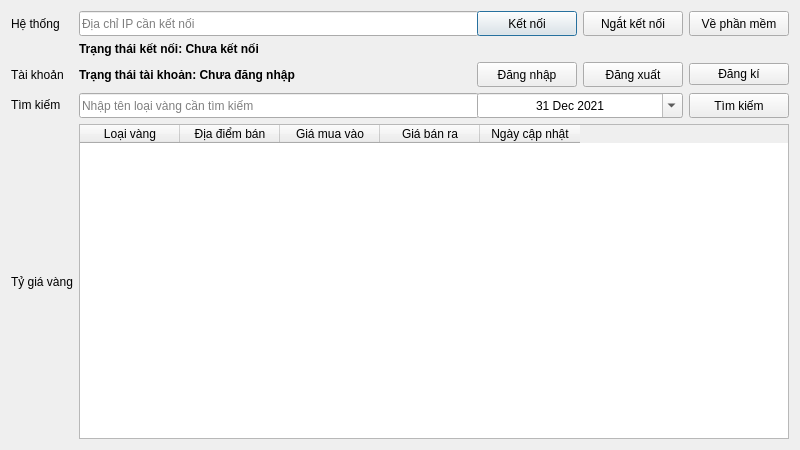
Old version of the form Client/GUI/GUI_Client.ui in the repository minhtringuyennn/SocketPrograming.
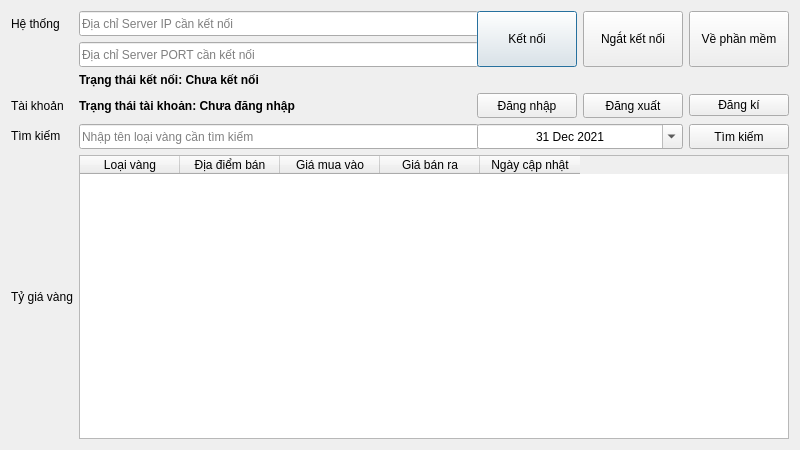
New version of the form. Icons and pictures are not drawn.

Patch:
```diff
--- a/Client/GUI/GUI_Client.ui
+++ b/Client/GUI/GUI_Client.ui
@@ -36,61 +36,7 @@
    <string notr="true"/>
   </property>
   <layout class="QGridLayout" name="gridLayout">
-   <item row="10" column="3">
-    <widget class="QPushButton" name="loginButton">
-     <property name="enabled">
-      <bool>true</bool>
-     </property>
-     <property name="sizePolicy">
-      <sizepolicy hsizetype="Preferred" vsizetype="Fixed">
-       <horstretch>0</horstretch>
-       <verstretch>0</verstretch>
-      </sizepolicy>
-     </property>
-     <property name="minimumSize">
-      <size>
-       <width>100</width>
-       <height>25</height>
-      </size>
-     </property>
-     <property name="maximumSize">
-      <size>
-       <width>100</width>
-       <height>16777215</height>
-      </size>
-     </property>
-     <property name="text">
-      <string>Đăng nhập</string>
-     </property>
-     <property name="checkable">
-      <bool>false</bool>
-     </property>
-     <property name="autoDefault">
-      <bool>false</bool>
-     </property>
-    </widget>
-   </item>
-   <item row="11" column="0">
-    <widget class="QLabel" name="searchLabel">
-     <property name="sizePolicy">
-      <sizepolicy hsizetype="Fixed" vsizetype="Fixed">
-       <horstretch>0</horstretch>
-       <verstretch>0</verstretch>
-      </sizepolicy>
-     </property>
-     <property name="text">
-      <string>Tìm kiếm</string>
-     </property>
-    </widget>
-   </item>
-   <item row="4" column="0">
-    <widget class="QLabel" name="IPLabel">
-     <property name="text">
-      <string>Hệ thống</string>
-     </property>
-    </widget>
-   </item>
-   <item row="10" column="2">
+   <item row="11" column="2">
     <widget class="QLabel" name="accountStatus">
      <property name="maximumSize">
       <size>
@@ -109,82 +55,7 @@
      </property>
     </widget>
    </item>
-   <item row="11" column="2">
-    <widget class="QLineEdit" name="searchField">
-     <property name="sizePolicy">
-      <sizepolicy hsizetype="Expanding" vsizetype="Preferred">
-       <horstretch>0</horstretch>
-       <verstretch>0</verstretch>
-      </sizepolicy>
-     </property>
-     <property name="minimumSize">
-      <size>
-       <width>400</width>
-       <height>25</height>
-      </size>
-     </property>
-     <property name="maximumSize">
-      <size>
-       <width>400</width>
-       <height>16777215</height>
-      </size>
-     </property>
-     <property name="text">
-      <string/>
-     </property>
-     <property name="placeholderText">
-      <string>Nhập tên loại vàng cần tìm kiếm</string>
-     </property>
-    </widget>
-   </item>
-   <item row="10" column="4">
-    <widget class="QPushButton" name="logoutButton">
-     <property name="minimumSize">
-      <size>
-       <width>100</width>
-       <height>25</height>
-      </size>
-     </property>
-     <property name="maximumSize">
-      <size>
-       <width>100</width>
-       <height>16777215</height>
-      </size>
-     </property>
-     <property name="text">
-      <string>Đăng xuất</string>
-     </property>
-     <property name="autoDefault">
-      <bool>false</bool>
-     </property>
-    </widget>
-   </item>
-   <item row="4" column="2">
-    <widget class="QLineEdit" name="IPField">
-     <property name="minimumSize">
-      <size>
-       <width>400</width>
-       <height>25</height>
-      </size>
-     </property>
-     <property name="maximumSize">
-      <size>
-       <width>400</width>
-       <height>16777215</height>
-      </size>
-     </property>
-     <property name="text">
-      <string/>
-     </property>
-     <property name="placeholderText">
-      <string>Địa chỉ IP cần kết nối</string>
-     </property>
-     <property name="clearButtonEnabled">
-      <bool>false</bool>
-     </property>
-    </widget>
-   </item>
-   <item row="12" column="0">
+   <item row="13" column="0">
     <widget class="QLabel" name="goldpriceLabel">
      <property name="enabled">
       <bool>true</bool>
@@ -227,10 +98,35 @@
      </property>
     </widget>
    </item>
-   <item row="4" column="3">
-    <widget class="QPushButton" name="connectButton">
+   <item row="4" column="2">
+    <widget class="QLineEdit" name="IPField">
+     <property name="minimumSize">
+      <size>
+       <width>400</width>
+       <height>25</height>
+      </size>
+     </property>
+     <property name="maximumSize">
+      <size>
+       <width>400</width>
+       <height>16777215</height>
+      </size>
+     </property>
+     <property name="text">
+      <string/>
+     </property>
+     <property name="placeholderText">
+      <string>Địa chỉ Server IP cần kết nối</string>
+     </property>
+     <property name="clearButtonEnabled">
+      <bool>false</bool>
+     </property>
+    </widget>
+   </item>
+   <item row="12" column="5">
+    <widget class="QPushButton" name="searchButton">
      <property name="sizePolicy">
-      <sizepolicy hsizetype="Minimum" vsizetype="Preferred">
+      <sizepolicy hsizetype="Preferred" vsizetype="Preferred">
        <horstretch>0</horstretch>
        <verstretch>0</verstretch>
       </sizepolicy>
@@ -238,7 +134,7 @@
      <property name="minimumSize">
       <size>
        <width>100</width>
-       <height>25</height>
+       <height>0</height>
       </size>
      </property>
      <property name="maximumSize">
@@ -251,24 +147,86 @@
       <enum>Qt::NoFocus</enum>
      </property>
      <property name="text">
-      <string>Kết nối</string>
+      <string>Tìm kiếm</string>
      </property>
+     <property name="checkable">
+      <bool>false</bool>
+     </property>
      <property name="autoDefault">
-      <bool>true</bool>
+      <bool>false</bool>
      </property>
-     <property name="default">
+    </widget>
+   </item>
+   <item row="4" column="0">
+    <widget class="QLabel" name="IPLabel">
+     <property name="text">
+      <string>Hệ thống</string>
+     </property>
+    </widget>
+   </item>
+   <item row="11" column="3">
+    <widget class="QPushButton" name="loginButton">
+     <property name="enabled">
       <bool>true</bool>
      </property>
+     <property name="sizePolicy">
+      <sizepolicy hsizetype="Preferred" vsizetype="Fixed">
+       <horstretch>0</horstretch>
+       <verstretch>0</verstretch>
+      </sizepolicy>
+     </property>
+     <property name="minimumSize">
+      <size>
+       <width>100</width>
+       <height>25</height>
+      </size>
+     </property>
+     <property name="maximumSize">
+      <size>
+       <width>100</width>
+       <height>16777215</height>
+      </size>
+     </property>
+     <property name="text">
+      <string>Đăng nhập</string>
+     </property>
+     <property name="checkable">
+      <bool>false</bool>
+     </property>
+     <property name="autoDefault">
+      <bool>false</bool>
+     </property>
     </widget>
    </item>
-   <item row="10" column="0">
-    <widget class="QLabel" name="accountLabel">
+   <item row="12" column="2">
+    <widget class="QLineEdit" name="searchField">
+     <property name="sizePolicy">
+      <sizepolicy hsizetype="Expanding" vsizetype="Preferred">
+       <horstretch>0</horstretch>
+       <verstretch>0</verstretch>
+      </sizepolicy>
+     </property>
+     <property name="minimumSize">
+      <size>
+       <width>400</width>
+       <height>25</height>
+      </size>
+     </property>
+     <property name="maximumSize">
+      <size>
+       <width>400</width>
+       <height>16777215</height>
+      </size>
+     </property>
      <property name="text">
-      <string>Tài khoản</string>
+      <string/>
      </property>
+     <property name="placeholderText">
+      <string>Nhập tên loại vàng cần tìm kiếm</string>
+     </property>
     </widget>
    </item>
-   <item row="5" column="2">
+   <item row="6" column="2">
     <widget class="QLabel" name="netStatus">
      <property name="minimumSize">
       <size>
@@ -293,8 +251,8 @@
      </property>
     </widget>
    </item>
-   <item row="4" column="4">
-    <widget class="QPushButton" name="disconnectButton">
+   <item row="11" column="4">
+    <widget class="QPushButton" name="logoutButton">
      <property name="minimumSize">
       <size>
        <width>100</width>
@@ -308,14 +266,43 @@
       </size>
      </property>
      <property name="text">
-      <string>Ngắt kết nối</string>
+      <string>Đăng xuất</string>
      </property>
      <property name="autoDefault">
       <bool>false</bool>
      </property>
     </widget>
    </item>
-   <item row="11" column="3" colspan="2">
+   <item row="11" column="0">
+    <widget class="QLabel" name="accountLabel">
+     <property name="text">
+      <string>Tài khoản</string>
+     </property>
+    </widget>
+   </item>
+   <item row="5" column="2">
+    <widget class="QLineEdit" name="PORTField">
+     <property name="minimumSize">
+      <size>
+       <width>400</width>
+       <height>25</height>
+      </size>
+     </property>
+     <property name="maximumSize">
+      <size>
+       <width>400</width>
+       <height>25</height>
+      </size>
+     </property>
+     <property name="text">
+      <string/>
+     </property>
+     <property name="placeholderText">
+      <string>Địa chỉ Server PORT cần kết nối</string>
+     </property>
+    </widget>
+   </item>
+   <item row="12" column="3" colspan="2">
     <widget class="QDateEdit" name="getDateButton">
      <property name="minimumSize">
       <size>
@@ -364,7 +351,20 @@
      </property>
     </widget>
    </item>
-   <item row="10" column="5">
+   <item row="12" column="0">
+    <widget class="QLabel" name="searchLabel">
+     <property name="sizePolicy">
+      <sizepolicy hsizetype="Fixed" vsizetype="Fixed">
+       <horstretch>0</horstretch>
+       <verstretch>0</verstretch>
+      </sizepolicy>
+     </property>
+     <property name="text">
+      <string>Tìm kiếm</string>
+     </property>
+    </widget>
+   </item>
+   <item row="11" column="5">
     <widget class="QPushButton" name="registerButton">
      <property name="sizePolicy">
       <sizepolicy hsizetype="Minimum" vsizetype="Fixed">
@@ -395,69 +395,7 @@
      </property>
     </widget>
    </item>
-   <item row="11" column="5">
-    <widget class="QPushButton" name="searchButton">
-     <property name="sizePolicy">
-      <sizepolicy hsizetype="Preferred" vsizetype="Preferred">
-       <horstretch>0</horstretch>
-       <verstretch>0</verstretch>
-      </sizepolicy>
-     </property>
-     <property name="minimumSize">
-      <size>
-       <width>100</width>
-       <height>0</height>
-      </size>
-     </property>
-     <property name="maximumSize">
-      <size>
-       <width>100</width>
-       <height>16777215</height>
-      </size>
-     </property>
-     <property name="mouseTracking">
-      <bool>false</bool>
-     </property>
-     <property name="tabletTracking">
-      <bool>false</bool>
-     </property>
-     <property name="focusPolicy">
-      <enum>Qt::NoFocus</enum>
-     </property>
-     <property name="text">
-      <string>Tìm kiếm</string>
-     </property>
-     <property name="checkable">
-      <bool>false</bool>
-     </property>
-     <property name="autoDefault">
-      <bool>false</bool>
-     </property>
-    </widget>
-   </item>
-   <item row="4" column="5">
-    <widget class="QPushButton" name="aboutButton">
-     <property name="minimumSize">
-      <size>
-       <width>100</width>
-       <height>25</height>
-      </size>
-     </property>
-     <property name="maximumSize">
-      <size>
-       <width>100</width>
-       <height>16777215</height>
-      </size>
-     </property>
-     <property name="text">
-      <string>Về phần mềm</string>
-     </property>
-     <property name="autoDefault">
-      <bool>false</bool>
-     </property>
-    </widget>
-   </item>
-   <item row="12" column="2" colspan="4">
+   <item row="13" column="2" colspan="4">
     <widget class="QTableWidget" name="dataTable">
      <property name="focusPolicy">
       <enum>Qt::NoFocus</enum>
@@ -537,6 +475,96 @@
      </column>
     </widget>
    </item>
+   <item row="4" column="3" rowspan="2">
+    <widget class="QPushButton" name="connectButton">
+     <property name="sizePolicy">
+      <sizepolicy hsizetype="Minimum" vsizetype="Preferred">
+       <horstretch>0</horstretch>
+       <verstretch>0</verstretch>
+      </sizepolicy>
+     </property>
+     <property name="minimumSize">
+      <size>
+       <width>100</width>
+       <height>25</height>
+      </size>
+     </property>
+     <property name="maximumSize">
+      <size>
+       <width>100</width>
+       <height>16777215</height>
+      </size>
+     </property>
+     <property name="focusPolicy">
+      <enum>Qt::NoFocus</enum>
+     </property>
+     <property name="text">
+      <string>Kết nối</string>
+     </property>
+     <property name="autoDefault">
+      <bool>true</bool>
+     </property>
+     <property name="default">
+      <bool>true</bool>
+     </property>
+    </widget>
+   </item>
+   <item row="4" column="4" rowspan="2">
+    <widget class="QPushButton" name="disconnectButton">
+     <property name="sizePolicy">
+      <sizepolicy hsizetype="Minimum" vsizetype="Preferred">
+       <horstretch>0</horstretch>
+       <verstretch>0</verstretch>
+      </sizepolicy>
+     </property>
+     <property name="minimumSize">
+      <size>
+       <width>100</width>
+       <height>25</height>
+      </size>
+     </property>
+     <property name="maximumSize">
+      <size>
+       <width>100</width>
+       <height>16777215</height>
+      </size>
+     </property>
+     <property name="text">
+      <string>Ngắt kết nối</string>
+     </property>
+     <property name="autoDefault">
+      <bool>false</bool>
+     </property>
+    </widget>
+   </item>
+   <item row="4" column="5" rowspan="2">
+    <widget class="QPushButton" name="aboutButton">
+     <property name="sizePolicy">
+      <sizepolicy hsizetype="Minimum" vsizetype="Preferred">
+       <horstretch>0</horstretch>
+       <verstretch>0</verstretch>
+      </sizepolicy>
+     </property>
+     <property name="minimumSize">
+      <size>
+       <width>100</width>
+       <height>25</height>
+      </size>
+     </property>
+     <property name="maximumSize">
+      <size>
+       <width>100</width>
+       <height>16777215</height>
+      </size>
+     </property>
+     <property name="text">
+      <string>Về phần mềm</string>
+     </property>
+     <property name="autoDefault">
+      <bool>false</bool>
+     </property>
+    </widget>
+   </item>
   </layout>
  </widget>
  <resources/>
```
Left out of the diff: 6 changed lines with no effect on the pictures.
